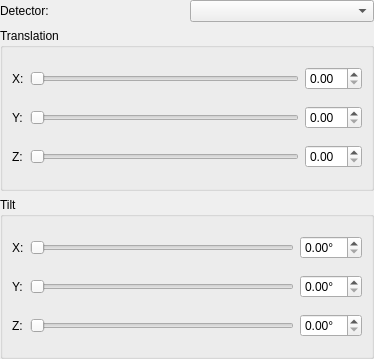
HEXRD/hexrdgui, file hexrd/ui/resources/ui/calibration_slider_widget.ui: the form before one commit.
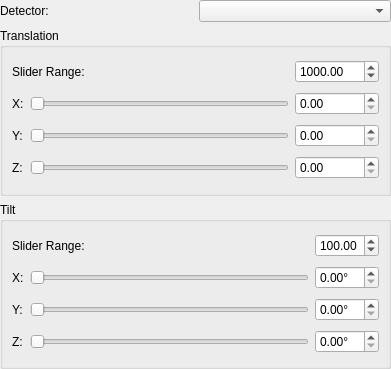
The form after the commit.

Commit message:
Allow user to specify ranges of slider widgets
The user can specify how big the range will be of the slider widgets.
Any time the range changes, or the user loads the slider widget page,
the slider will be centered on its current value, and the range will
be updated.

Patch:
```diff
--- a/hexrd/ui/resources/ui/calibration_slider_widget.ui
+++ b/hexrd/ui/resources/ui/calibration_slider_widget.ui
@@ -6,8 +6,8 @@
    <rect>
     <x>0</x>
     <y>0</y>
-    <width>374</width>
-    <height>359</height>
+    <width>391</width>
+    <height>369</height>
    </rect>
   </property>
   <layout class="QGridLayout" name="gridLayout">
@@ -29,66 +29,89 @@
       <string>Tilt</string>
      </property>
      <layout class="QGridLayout" name="gridLayout_3">
-      <item row="0" column="0">
-       <widget class="QLabel" name="label_tilt_2">
-        <property name="text">
-         <string>X:</string>
-        </property>
-       </widget>
-      </item>
-      <item row="0" column="1">
-       <widget class="QSlider" name="slider_tilt_0">
-        <property name="orientation">
-         <enum>Qt::Horizontal</enum>
-        </property>
-       </widget>
-      </item>
-      <item row="0" column="2">
-       <widget class="QDoubleSpinBox" name="sb_tilt_0">
-        <property name="suffix">
-         <string>°</string>
-        </property>
-       </widget>
-      </item>
-      <item row="1" column="0">
+      <item row="2" column="0">
        <widget class="QLabel" name="label_tilt_0">
         <property name="text">
          <string>Y:</string>
         </property>
        </widget>
       </item>
-      <item row="1" column="1">
+      <item row="1" column="2">
+       <widget class="QDoubleSpinBox" name="sb_tilt_0">
+        <property name="suffix">
+         <string>°</string>
+        </property>
+       </widget>
+      </item>
+      <item row="3" column="0">
+       <widget class="QLabel" name="label_tilt_1">
+        <property name="text">
+         <string>Z:</string>
+        </property>
+       </widget>
+      </item>
+      <item row="2" column="1">
        <widget class="QSlider" name="slider_tilt_1">
         <property name="orientation">
          <enum>Qt::Horizontal</enum>
         </property>
        </widget>
       </item>
-      <item row="1" column="2">
+      <item row="3" column="2">
+       <widget class="QDoubleSpinBox" name="sb_tilt_2">
+        <property name="suffix">
+         <string>°</string>
+        </property>
+       </widget>
+      </item>
+      <item row="1" column="1">
+       <widget class="QSlider" name="slider_tilt_0">
+        <property name="orientation">
+         <enum>Qt::Horizontal</enum>
+        </property>
+       </widget>
+      </item>
+      <item row="2" column="2">
        <widget class="QDoubleSpinBox" name="sb_tilt_1">
         <property name="suffix">
          <string>°</string>
         </property>
        </widget>
       </item>
-      <item row="2" column="0">
-       <widget class="QLabel" name="label_tilt_1">
+      <item row="1" column="0">
+       <widget class="QLabel" name="label_tilt_2">
         <property name="text">
-         <string>Z:</string>
+         <string>X:</string>
         </property>
        </widget>
       </item>
-      <item row="2" column="1">
+      <item row="3" column="1">
        <widget class="QSlider" name="slider_tilt_2">
         <property name="orientation">
          <enum>Qt::Horizontal</enum>
         </property>
        </widget>
       </item>
-      <item row="2" column="2">
-       <widget class="QDoubleSpinBox" name="sb_tilt_2">
-        <property name="suffix">
-         <string>°</string>
+      <item row="0" column="2">
+       <widget class="QDoubleSpinBox" name="sb_tilt_range">
+        <property name="keyboardTracking">
+         <bool>false</bool>
+        </property>
+        <property name="minimum">
+         <double>0.000000000000000</double>
+        </property>
+        <property name="maximum">
+         <double>360.000000000000000</double>
+        </property>
+        <property name="value">
+         <double>100.000000000000000</double>
+        </property>
+       </widget>
+      </item>
+      <item row="0" column="0" colspan="2">
+       <widget class="QLabel" name="label_tilt_range">
+        <property name="text">
+         <string>Slider Range:</string>
         </property>
        </widget>
       </item>
@@ -101,56 +124,79 @@
       <string>Translation</string>
      </property>
      <layout class="QGridLayout" name="gridLayout_2">
-      <item row="0" column="2">
-       <widget class="QDoubleSpinBox" name="sb_translation_0"/>
-      </item>
-      <item row="1" column="0">
+      <item row="2" column="0">
        <widget class="QLabel" name="label_translation_1">
         <property name="text">
          <string>Y:</string>
         </property>
        </widget>
       </item>
-      <item row="0" column="1">
+      <item row="2" column="2">
+       <widget class="QDoubleSpinBox" name="sb_translation_1"/>
+      </item>
+      <item row="3" column="2">
+       <widget class="QDoubleSpinBox" name="sb_translation_2"/>
+      </item>
+      <item row="2" column="1">
+       <widget class="QSlider" name="slider_translation_1">
+        <property name="orientation">
+         <enum>Qt::Horizontal</enum>
+        </property>
+       </widget>
+      </item>
+      <item row="1" column="2">
+       <widget class="QDoubleSpinBox" name="sb_translation_0"/>
+      </item>
+      <item row="1" column="1">
        <widget class="QSlider" name="slider_translation_0">
         <property name="orientation">
          <enum>Qt::Horizontal</enum>
         </property>
        </widget>
       </item>
-      <item row="0" column="0">
+      <item row="1" column="0">
        <widget class="QLabel" name="label_translation_0">
         <property name="text">
          <string>X:</string>
         </property>
        </widget>
       </item>
-      <item row="2" column="0">
+      <item row="3" column="0">
        <widget class="QLabel" name="label_translation_2">
         <property name="text">
          <string>Z:</string>
         </property>
        </widget>
       </item>
-      <item row="1" column="1">
-       <widget class="QSlider" name="slider_translation_1">
-        <property name="orientation">
-         <enum>Qt::Horizontal</enum>
-        </property>
-       </widget>
-      </item>
-      <item row="2" column="1">
+      <item row="3" column="1">
        <widget class="QSlider" name="slider_translation_2">
         <property name="orientation">
          <enum>Qt::Horizontal</enum>
         </property>
        </widget>
       </item>
-      <item row="1" column="2">
-       <widget class="QDoubleSpinBox" name="sb_translation_1"/>
+      <item row="0" column="2">
+       <widget class="QDoubleSpinBox" name="sb_translation_range">
+        <property name="keyboardTracking">
+         <bool>false</bool>
+        </property>
+        <property name="minimum">
+         <double>0.000000000000000</double>
+        </property>
+        <property name="maximum">
+         <double>100000.000000000000000</double>
+        </property>
+        <property name="value">
+         <double>1000.000000000000000</double>
+        </property>
+       </widget>
       </item>
-      <item row="2" column="2">
-       <widget class="QDoubleSpinBox" name="sb_translation_2"/>
+      <item row="0" column="0" colspan="2">
+       <widget class="QLabel" name="label_translation_range">
+        <property name="text">
+         <string>Slider Range:</string>
+        </property>
+       </widget>
       </item>
      </layout>
     </widget>
```
The commit also changes 1 other file.
